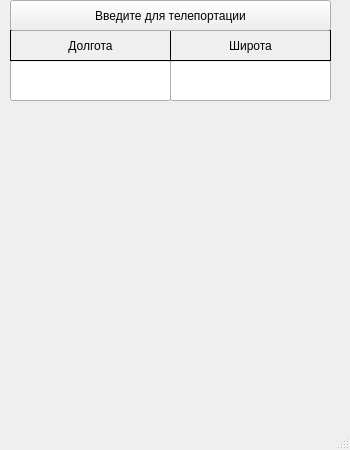
Old version of the form 01.ui in the repository artjomereomin2/API.
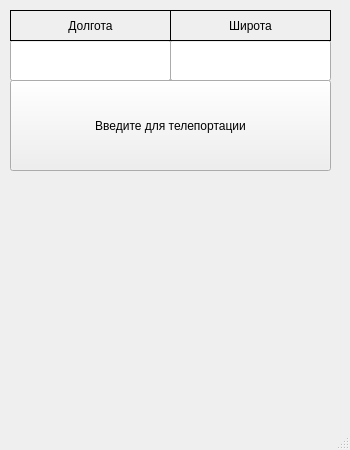
New version of the form.

Patch:
```diff
--- a/01.ui
+++ b/01.ui
@@ -30,7 +30,7 @@
     <property name="geometry">
      <rect>
       <x>10</x>
-      <y>60</y>
+      <y>40</y>
       <width>161</width>
       <height>41</height>
      </rect>
@@ -40,7 +40,7 @@
     <property name="geometry">
      <rect>
       <x>170</x>
-      <y>60</y>
+      <y>40</y>
       <width>161</width>
       <height>41</height>
      </rect>
@@ -50,7 +50,7 @@
     <property name="geometry">
      <rect>
       <x>10</x>
-      <y>30</y>
+      <y>10</y>
       <width>161</width>
       <height>31</height>
      </rect>
@@ -69,7 +69,7 @@
     <property name="geometry">
      <rect>
       <x>170</x>
-      <y>30</y>
+      <y>10</y>
       <width>161</width>
       <height>31</height>
      </rect>
@@ -88,9 +88,9 @@
     <property name="geometry">
      <rect>
       <x>10</x>
-      <y>0</y>
+      <y>80</y>
       <width>321</width>
-      <height>31</height>
+      <height>91</height>
      </rect>
     </property>
     <property name="text">
```
